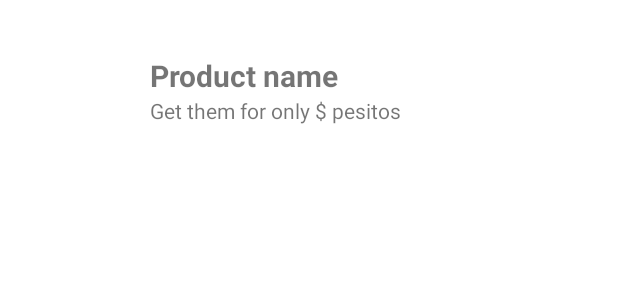
After one commit to EdithBenvenuto/TamayoReport, an Android app: the layout fragment_item_report.xml on its own in the app's theme, with its tools: preview values and no code run, on a phone screen of 412 x 824 dp. The commit adds this screen. Shown: the top 300 px of the screen. Run offline under Robolectric (Android 15) with nearby library versions, the phone set to English and light mode, and no system bars; network calls fail.

Commit message:
Show products

```diff
--- a/Frontend/app/src/main/java/com/example/tamayoreport/Utils.kt
+++ b/Frontend/app/src/main/java/com/example/tamayoreport/Utils.kt
@@ -7,7 +7,7 @@ import com.example.tamayoreport.model.entities.JwtToken
 
 class Utils {
     companion object {
-        val BASE_URL = "http://10.0.2.2:3000/"
+        val BASE_URL = "http://127.0.0.1:3000/"
         val PRODUCT_ID_KEY = "productId"
 
         private const val TOKEN_PREFS = "tokenPrefs"
--- a/Frontend/app/src/main/java/com/example/tamayoreport/controller/LoginActivity.kt
+++ b/Frontend/app/src/main/java/com/example/tamayoreport/controller/LoginActivity.kt
@@ -40,12 +40,10 @@ class LoginActivity : AppCompatActivity() {
 
             Model(Utils.getToken(this)).login(user, object : ILogin {
                 override fun onSuccess(token: JwtToken?) {
-                    Toast.makeText(this@LoginActivity, "Welcome boi", Toast.LENGTH_SHORT).show()
                     if (token != null) {
                         Utils.saveToken(token, this@LoginActivity.applicationContext)
                         // This updates the HttpClient that at this moment might not have a valid token!
                         RemoteRepository.updateRemoteReferences(token.token, this@LoginActivity);
-
                         // TODO: SEND THE FIREBASE TOKEN (fcmToken, userId)
                         advanceToMainActivity()
                     } else {
--- a/Frontend/app/src/main/java/com/example/tamayoreport/model/Model.kt
+++ b/Frontend/app/src/main/java/com/example/tamayoreport/model/Model.kt
@@ -196,7 +196,6 @@ class Model (private val token:String){
         val retrofit = RemoteRepository.getRetrofitInstance(token)
         val callAddUser = retrofit.create(UsersApi::class.java).addUsers(product)
 
-
         callAddUser.enqueue(object : Callback<User?> {
             override fun onResponse(call: Call<User?>, response: Response<User?>) {
                 if (response.isSuccessful) {
--- /dev/null
+++ b/Frontend/app/src/main/res/layout/fragment_item_report.xml
@@ -0,0 +1,40 @@
+<?xml version="1.0" encoding="utf-8"?>
+<LinearLayout xmlns:android="http://schemas.android.com/apk/res/android"
+    xmlns:app="http://schemas.android.com/apk/res-auto"
+    xmlns:tools="http://schemas.android.com/tools"
+    android:id="@+id/back"
+    android:layout_width="match_parent"
+    android:layout_height="wrap_content"
+    android:background="?android:attr/selectableItemBackground"
+    android:orientation="horizontal"
+    android:paddingTop="10dp"
+    android:paddingBottom="10dp">
+
+    <ImageView
+        android:id="@+id/img"
+        android:layout_width="100dp"
+        android:layout_height="100dp" />
+
+    <LinearLayout
+        android:layout_width="match_parent"
+        android:layout_height="wrap_content"
+        android:layout_gravity="center"
+        android:orientation="vertical">
+
+        <TextView
+            android:id="@+id/res"
+            android:layout_width="match_parent"
+            android:layout_height="wrap_content"
+            android:text="Product name"
+            android:textSize="20sp"
+            android:textStyle="bold" />
+
+        <TextView
+            android:id="@+id/fecha"
+            android:layout_width="match_parent"
+            android:layout_height="wrap_content"
+            android:layout_weight="1"
+            android:text="Get them for only $ pesitos" />
+    </LinearLayout>
+
+</LinearLayout>
```
Also changed, not shown: Frontend/app/src/main/java/com/example/tamayoreport/controller/ListAdapter.kt (added, +45 -0 lines), Frontend/app/src/main/java/com/example/tamayoreport/controller/item_report.kt (added, +60 -0 lines), Frontend/app/src/main/java/com/example/tamayoreport/controller/lista_reportes.kt (added, +31 -0 lines), Frontend/app/src/main/java/com/example/tamayoreport/controller/reporte_item.kt (added, +60 -0 lines), Frontend/app/src/main/res/layout/activity_lista_reportes.xml (added, +68 -0 lines).
